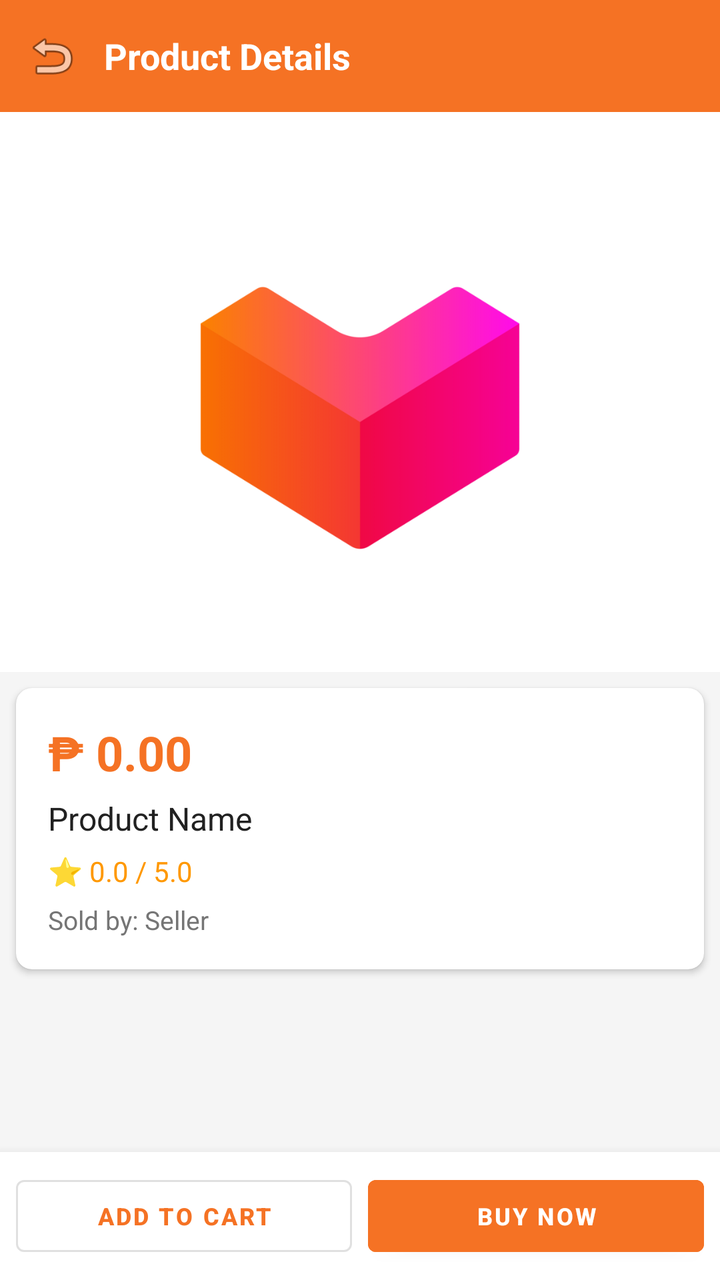
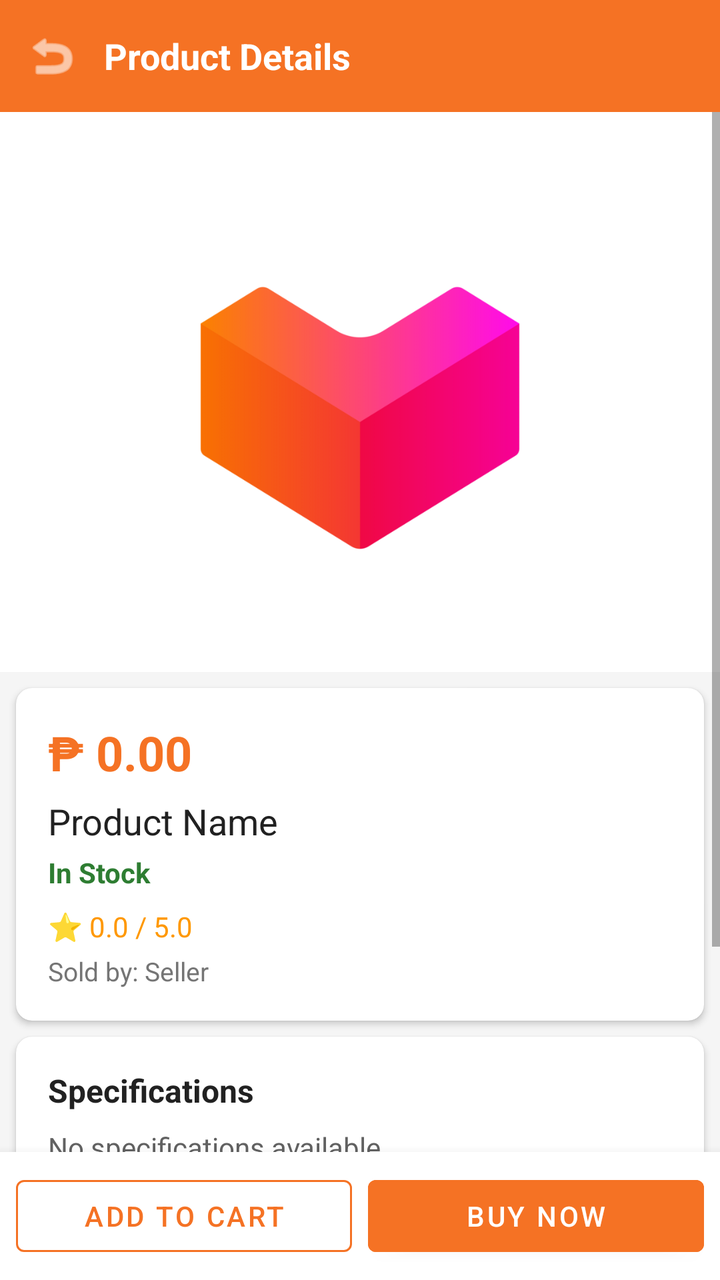

An Android layout rendered at two revisions. The XML below is the earlier revision; the diff shows what the commit changed to produce the second picture.
<!-- AndroidManifest.xml: application theme Theme.MaterialComponents.DayNight.NoActionBar -->
<!-- res/layout/activityproductdetail.xml -->
<?xml version="1.0" encoding="utf-8"?>
<androidx.constraintlayout.widget.ConstraintLayout
    xmlns:android="http://schemas.android.com/apk/res/android"
    xmlns:app="http://schemas.android.com/apk/res-auto"
    android:layout_width="match_parent"
    android:layout_height="match_parent"
    android:background="#F5F5F5">

    
    <LinearLayout
        android:id="@+id/topBar"
        android:layout_width="match_parent"
        android:layout_height="56dp"
        android:background="#F57224"
        android:gravity="center_vertical"
        android:orientation="horizontal"
        android:paddingHorizontal="12dp"
        app:layout_constraintTop_toTopOf="parent">

        <ImageView
            android:id="@+id/btnBack"
            android:layout_width="28dp"
            android:layout_height="28dp"
            android:src="@android:drawable/ic_menu_revert"
            />

        <TextView
            android:layout_width="0dp"
            android:layout_height="wrap_content"
            android:layout_marginStart="12dp"
            android:layout_weight="1"
            android:text="Product Details"
            android:textColor="#FFFFFF"
            android:textSize="18sp"
            android:textStyle="bold" />
    </LinearLayout>

    
    <ScrollView
        android:layout_width="match_parent"
        android:layout_height="0dp"
        app:layout_constraintTop_toBottomOf="@id/topBar"
        app:layout_constraintBottom_toTopOf="@id/bottomActions">

        <LinearLayout
            android:layout_width="match_parent"
            android:layout_height="wrap_content"
            android:orientation="vertical">

            
            <ImageView
                android:id="@+id/ivProductImage"
                android:layout_width="match_parent"
                android:layout_height="280dp"
                android:background="#FFFFFF"
                android:scaleType="fitCenter"
                android:src="@drawable/img" />

            
            <androidx.cardview.widget.CardView
                android:layout_width="match_parent"
                android:layout_height="wrap_content"
                android:layout_margin="8dp"
                app:cardCornerRadius="8dp"
                app:cardElevation="2dp">

                <LinearLayout
                    android:layout_width="match_parent"
                    android:layout_height="wrap_content"
                    android:orientation="vertical"
                    android:padding="16dp">

                    <TextView
                        android:id="@+id/tvProductPrice"
                        android:layout_width="wrap_content"
                        android:layout_height="wrap_content"
                        android:text="₱ 0.00"
                        android:textColor="#F57224"
                        android:textSize="24sp"
                        android:textStyle="bold" />

                    <TextView
                        android:id="@+id/tvProductName"
                        android:layout_width="wrap_content"
                        android:layout_height="wrap_content"
                        android:layout_marginTop="6dp"
                        android:text="Product Name"
                        android:textColor="#212121"
                        android:textSize="16sp" />

                    <TextView
                        android:id="@+id/tvProductRating"
                        android:layout_width="wrap_content"
                        android:layout_height="wrap_content"
                        android:layout_marginTop="6dp"
                        android:text="⭐ 0.0 / 5.0"
                        android:textColor="#FF9800"
                        android:textSize="14sp" />

                    <TextView
                        android:id="@+id/tvProductSeller"
                        android:layout_width="wrap_content"
                        android:layout_height="wrap_content"
                        android:layout_marginTop="6dp"
                        android:text="Sold by: Seller"
                        android:textColor="#757575"
                        android:textSize="13sp" />

                </LinearLayout>
            </androidx.cardview.widget.CardView>

        </LinearLayout>
    </ScrollView>

    
    <LinearLayout
        android:id="@+id/bottomActions"
        android:layout_width="match_parent"
        android:layout_height="64dp"
        android:background="#FFFFFF"
        android:elevation="8dp"
        android:orientation="horizontal"
        android:padding="8dp"
        app:layout_constraintBottom_toBottomOf="parent">

        <Button
            android:id="@+id/btnAddToCart"
            android:layout_width="0dp"
            android:layout_height="match_parent"
            android:layout_marginEnd="4dp"
            android:layout_weight="1"
            android:backgroundTint="#FFFFFF"
            android:strokeColor="#F57224"
            android:text="ADD TO CART"
            android:textColor="#F57224"
            android:textSize="12sp"
            android:textStyle="bold"
            app:strokeWidth="1dp"
            style="@style/Widget.MaterialComponents.Button.OutlinedButton" />

        <Button
            android:id="@+id/btnBuyNow"
            android:layout_width="0dp"
            android:layout_height="match_parent"
            android:layout_marginStart="4dp"
            android:layout_weight="1"
            android:backgroundTint="#F57224"
            android:text="BUY NOW"
            android:textColor="#FFFFFF"
            android:textSize="12sp"
            android:textStyle="bold" />

    </LinearLayout>

</androidx.constraintlayout.widget.ConstraintLayout>
<!-- resources referenced by this layout -->
<resources>
  <!-- drawable img: png bitmap (drawable, 52371 bytes) -->
</resources>

<!-- the commit's change to res/layout/activityproductdetail.xml (unified diff, before → after) -->
@@ -22,7 +22,7 @@
             android:layout_width="28dp"
             android:layout_height="28dp"
             android:src="@android:drawable/ic_menu_revert"
-            />
+            app:tint="#FFFFFF" />
 
         <TextView
             android:layout_width="0dp"
@@ -86,13 +86,24 @@
                         android:layout_marginTop="6dp"
                         android:text="Product Name"
                         android:textColor="#212121"
-                        android:textSize="16sp" />
+                        android:textSize="18sp" />
+
+                    
+                    <TextView
+                        android:id="@+id/tvStockStatus"
+                        android:layout_width="wrap_content"
+                        android:layout_height="wrap_content"
+                        android:layout_marginTop="4dp"
+                        android:text="In Stock"
+                        android:textColor="#2E7D32"
+                        android:textSize="14sp"
+                        android:textStyle="bold" />
 
                     <TextView
                         android:id="@+id/tvProductRating"
                         android:layout_width="wrap_content"
                         android:layout_height="wrap_content"
-                        android:layout_marginTop="6dp"
+                        android:layout_marginTop="8dp"
                         android:text="⭐ 0.0 / 5.0"
                         android:textColor="#FF9800"
                         android:textSize="14sp" />
@@ -101,11 +112,86 @@
                         android:id="@+id/tvProductSeller"
                         android:layout_width="wrap_content"
                         android:layout_height="wrap_content"
-                        android:layout_marginTop="6dp"
+                        android:layout_marginTop="4dp"
                         android:text="Sold by: Seller"
                         android:textColor="#757575"
                         android:textSize="13sp" />
-
+                </LinearLayout>
+            </androidx.cardview.widget.CardView>
+
+            
+            <androidx.cardview.widget.CardView
+                android:layout_width="match_parent"
+                android:layout_height="wrap_content"
+                android:layout_marginHorizontal="8dp"
+                android:layout_marginBottom="8dp"
+                app:cardCornerRadius="8dp"
+                app:cardElevation="2dp">
+
+                <LinearLayout
+                    android:layout_width="match_parent"
+                    android:layout_height="wrap_content"
+                    android:orientation="vertical"
+                    android:padding="16dp">
+
+                    <TextView
+                        android:layout_width="wrap_content"
+                        android:layout_height="wrap_content"
+                        android:text="Specifications"
+                        android:textColor="#212121"
+                        android:textSize="16sp"
+                        android:textStyle="bold" />
+
+                    <TextView
+                        android:id="@+id/tvProductSpecs"
+                        android:layout_width="match_parent"
+                        android:layout_height="wrap_content"
+                        android:layout_marginTop="8dp"
+                        android:text="No specifications available."
+                        android:textColor="#616161"
+                        android:textSize="14sp"
+                        android:lineSpacingExtra="4dp" />
+                </LinearLayout>
+            </androidx.cardview.widget.CardView>
+
+            
+            <androidx.cardview.widget.CardView
+                android:layout_width="match_parent"
+                android:layout_height="wrap_content"
+                android:layout_marginHorizontal="8dp"
+                android:layout_marginBottom="16dp"
+                app:cardCornerRadius="8dp"
+                app:cardElevation="2dp">
+
+                <LinearLayout
+                    android:layout_width="match_parent"
+                    android:layout_height="wrap_content"
+                    android:orientation="vertical"
+                    android:padding="16dp">
+
+                    <TextView
+                        android:layout_width="wrap_content"
+                        android:layout_height="wrap_content"
+                        android:text="User Reviews"
+                        android:textColor="#212121"
+                        android:textSize="16sp"
+                        android:textStyle="bold" />
+
+                    
+                    <LinearLayout
+                        android:id="@+id/llReviewsContainer"
+                        android:layout_width="match_parent"
+                        android:layout_height="wrap_content"
+                        android:orientation="vertical"
+                        android:layout_marginTop="8dp">
+
+                        <TextView
+                            android:layout_width="wrap_content"
+                            android:layout_height="wrap_content"
+                            android:text="No reviews yet."
+                            android:textColor="#9E9E9E"
+                            android:textSize="14sp" />
+                    </LinearLayout>
                 </LinearLayout>
             </androidx.cardview.widget.CardView>
 
@@ -123,22 +209,18 @@
         android:padding="8dp"
         app:layout_constraintBottom_toBottomOf="parent">
 
-        <Button
+        <com.google.android.material.button.MaterialButton
             android:id="@+id/btnAddToCart"
+            style="@style/Widget.MaterialComponents.Button.OutlinedButton"
             android:layout_width="0dp"
             android:layout_height="match_parent"
             android:layout_marginEnd="4dp"
             android:layout_weight="1"
-            android:backgroundTint="#FFFFFF"
-            android:strokeColor="#F57224"
             android:text="ADD TO CART"
             android:textColor="#F57224"
-            android:textSize="12sp"
-            android:textStyle="bold"
-            app:strokeWidth="1dp"
-            style="@style/Widget.MaterialComponents.Button.OutlinedButton" />
-
-        <Button
+            app:strokeColor="#F57224" />
+
+        <com.google.android.material.button.MaterialButton
             android:id="@+id/btnBuyNow"
             android:layout_width="0dp"
             android:layout_height="match_parent"
@@ -146,9 +228,7 @@
             android:layout_weight="1"
             android:backgroundTint="#F57224"
             android:text="BUY NOW"
-            android:textColor="#FFFFFF"
-            android:textSize="12sp"
-            android:textStyle="bold" />
+            android:textColor="#FFFFFF" />
 
     </LinearLayout>
 
